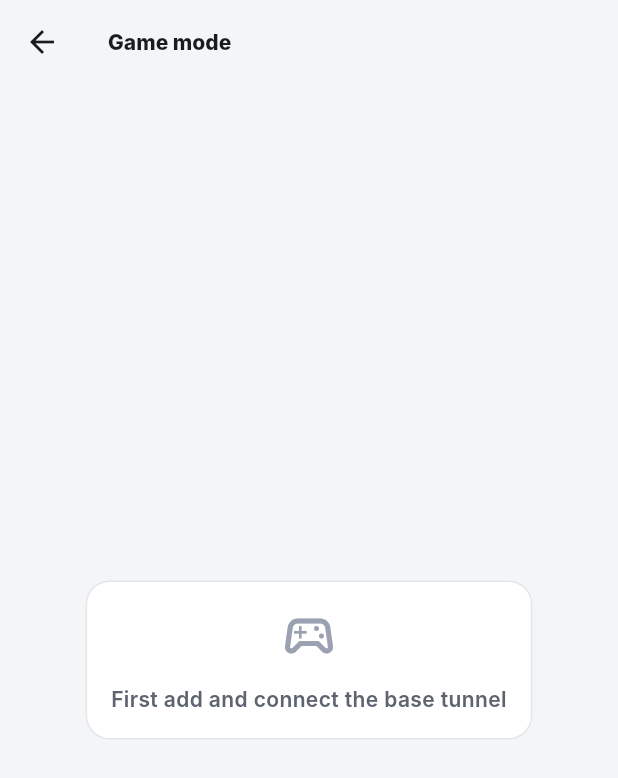
After one commit to fenjo26/Fibr, a Flutter app: the screen it shows after launch, after a tap on the "sports esports" icon, on a phone screen of 412 x 824 dp. The commit adds this screen. Shown: the top 778 px of the screen. Run offline on Flutter 3.47's test engine with Material 3 defaults, Android fonts, the phone set to English and light mode, and no system bars; our stand-ins replace shared_preferences; missing offline and left inert: mobile_scanner, wireguard_flutter; Roboto replaces fonts that are missing (Inter).

Commit message:
app: DNS protection status card + game tunnel mode
tunnel detail: DNS protection card — verdict from config (DNS == subnet
gateway), live probe GET /api/dns/status via gateway; game mode screen:
catalog GET /api/games + offline fallback snapshot, creates a second
WireGuard tunnel from the same peer with AllowedIPs of selected games
(dedup, 180-CIDR limit). wg parser: subnetGatewayV4/dnsPointsToTunnel +
render() for derived configs; l10n +18 keys ru/en; parser tests.

```diff
--- a/app/lib/l10n/app_localizations.dart
+++ b/app/lib/l10n/app_localizations.dart
@@ -94,6 +94,30 @@ class AppLocalizations {
     'errJoinBad': 'Не похоже на ссылку или код подключения',
     'errJoinVless':
         'Это Xray-устройство: приложение работает с WireGuard, ссылка vless:// — на странице кода',
+    // DNS protection
+    'dnsTitle': 'DNS-защита',
+    'dnsProtected': 'Защита включена',
+    'dnsOrdinary': 'Обычный DNS',
+    'dnsProfileHint': 'Профиль меняется в Mini App или админке',
+    'dnsProfileAdblock': 'adblock — блокировка рекламы и трекеров',
+    'dnsProfileFamily': 'family — реклама, взрослый контент и SafeSearch',
+    'dnsProfileUnknown': 'Профиль устройства неизвестен',
+    // Game mode
+    'gameMode': 'Игровой режим',
+    'gameNeedBaseTunnel': 'Сначала добавьте и включите основной туннель',
+    'gameIntro':
+        'Отдельный туннель только для игрового трафика: выберите игры — '
+        'и через VPN пойдут только их серверы, всё остальное — напрямую.',
+    'gameSwitchHint':
+        'Два туннеля с одного пира — нормально для WireGuard; перед игрой '
+        'включайте игровой вместо основного',
+    'gameSnapshotNote': 'Список игр — офлайн-снапшот; сервер отдаёт актуальный',
+    'gameCidrCount': '{n} подсетей',
+    'gameCreate': 'Создать игровой туннель',
+    'gameCreating': 'Создаю…',
+    'gameTunnelCreated': 'Игровой туннель создан',
+    'gameNoRoutes': 'Не удалось получить маршруты игр',
+    'gameCidrLimit': 'Слишком много подсетей ({n}) — обрезано до 180',
     // Common
     'btnConfig': 'Конфиг',
     'btnDelete': 'Удалить',
@@ -113,6 +137,9 @@ class AppLocalizations {
     'iosSplitNote':
         'Per-app VPN на iOS требует MDM-профиль — это ограничение Apple. '
         'В этой версии доступен только полный туннель.',
+    'splitNotAppliedYet':
+        'Выбор сохраняется, но пока не влияет на VPN: плагин WireGuard ещё '
+        'не даёт API для per-app режимов. Появится в следующей версии.',
     // Settings
     'theme': 'Тема',
     'themeSystem': 'Системная',
@@ -195,6 +222,30 @@ class AppLocalizations {
     'errJoinBad': 'This does not look like a join link or code',
     'errJoinVless':
         'This is an Xray device: the app speaks WireGuard; the vless:// link is on the code page',
+    // DNS protection
+    'dnsTitle': 'DNS protection',
+    'dnsProtected': 'Protection on',
+    'dnsOrdinary': 'Ordinary DNS',
+    'dnsProfileHint': 'The profile is changed in the Mini App or the admin panel',
+    'dnsProfileAdblock': 'adblock — blocks ads and trackers',
+    'dnsProfileFamily': 'family — ads, adult content and SafeSearch',
+    'dnsProfileUnknown': 'Device profile unknown',
+    // Game mode
+    'gameMode': 'Game mode',
+    'gameNeedBaseTunnel': 'First add and connect the base tunnel',
+    'gameIntro':
+        'A separate tunnel for game traffic only: pick games and only their '
+        'servers go through the VPN — everything else stays direct.',
+    'gameSwitchHint':
+        'Two tunnels from one peer is normal for WireGuard; before playing, '
+        'turn on the game tunnel instead of the base one',
+    'gameSnapshotNote': 'This game list is an offline snapshot; the server serves the up-to-date one',
+    'gameCidrCount': '{n} subnets',
+    'gameCreate': 'Create game tunnel',
+    'gameCreating': 'Creating…',
+    'gameTunnelCreated': 'Game tunnel created',
+    'gameNoRoutes': 'Could not fetch game routes',
+    'gameCidrLimit': 'Too many subnets ({n}) — trimmed to 180',
     // Common
     'btnConfig': 'Config',
     'btnDelete': 'Delete',
--- /dev/null
+++ b/app/lib/models/game.dart
@@ -0,0 +1,89 @@
+/// Game catalog model — one entry of `GET /api/games`
+/// (docs/dns-games.md §3) plus an offline snapshot used when the server
+/// is unreachable.
+library;
+
+/// One game of the catalog: id + bilingual name + how many subnets its
+/// routes span.
+class GameInfo {
+  const GameInfo({
+    required this.id,
+    required this.name,
+    required this.nameRu,
+    required this.cidrCount,
+  });
+
+  final String id;
+  final String name;
+  final String nameRu;
+  final int cidrCount;
+
+  /// English name by default, Russian when the UI is ru.
+  String displayName(String langCode) =>
+      langCode == 'ru' && nameRu.isNotEmpty ? nameRu : name;
+
+  factory GameInfo.fromJson(Map<String, dynamic> json) => GameInfo(
+        id: json['id']?.toString() ?? '',
+        name: json['name']?.toString() ?? '',
+        nameRu: json['name_ru']?.toString() ?? '',
+        cidrCount: (json['cidr_count'] as num?)?.toInt() ?? 0,
+      );
+}
+
+/// Offline snapshot of the catalog, shown when `GET /api/games` fails or
+/// returns nothing. Снапшот, сервер отдаёт актуальное (обновление раз в
+/// 24ч, docs/dns-games.md §2) — подсети здесь укорочены до нескольких
+/// характерных блоков, чтобы экран оставался рабочим офлайн.
+const kFallbackGames = <GameInfo>[
+  GameInfo(id: 'cs2', name: 'CS2', nameRu: 'CS2', cidrCount: 5),
+  GameInfo(id: 'dota2', name: 'Dota 2', nameRu: 'Dota 2', cidrCount: 5),
+  GameInfo(id: 'valorant', name: 'Valorant', nameRu: 'Valorant', cidrCount: 4),
+  GameInfo(id: 'lol', name: 'League of Legends', nameRu: 'League of Legends', cidrCount: 4),
+  GameInfo(id: 'fortnite', name: 'Fortnite', nameRu: 'Fortnite', cidrCount: 3),
+  GameInfo(id: 'minecraft', name: 'Minecraft', nameRu: 'Minecraft', cidrCount: 3),
+];
+
+/// Snapshot routes per game id — Valve blocks for CS2/Dota 2, Riot for
+/// Valorant/LoL, AWS chunks for Fortnite, OVH for Minecraft hosting.
+const _kFallbackCidrs = <String, List<String>>{
+  'cs2': [
+    '155.133.224.0/22', // Valve EU signaling
+    '155.133.228.0/22',
+    '146.66.152.0/21',
+    '185.25.180.0/22',
+    '103.10.124.0/23',
+  ],
+  'dota2': [
+    '146.66.155.0/24', // Valve Dota signaling
+    '146.66.156.0/22',
+    '155.133.236.0/22',
+    '155.133.240.0/22',
+    '45.121.184.0/22', // SEA relay
+  ],
+  'valorant': [
+    '162.249.72.0/21', // Riot AS6507
+    '64.7.194.0/24',
+    '103.240.192.0/22',
+    '162.249.80.0/22',
+  ],
+  'lol': [
+    '162.249.72.0/22', // Riot game servers
+    '64.7.194.0/24',
+    '103.240.192.0/22',
+    '192.64.174.0/24', // NA chat/login
+  ],
+  'fortnite': [
+    '18.204.0.0/14', // AWS us-east-1 chunks
+    '3.208.0.0/13',
+    '52.4.0.0/14',
+  ],
+  'minecraft': [
+    '51.83.128.0/17', // OVH hosting
+    '145.239.0.0/16',
+    '51.68.0.0/16',
+  ],
+};
+
+/// Subnets of [gameId] from the offline snapshot; empty when unknown —
+/// callers then drop the game from the route union.
+List<String> fallbackCidrs(String gameId) => _kFallbackCidrs[gameId] ?? const [];
--- a/app/lib/models/tunnel.dart
+++ b/app/lib/models/tunnel.dart
@@ -68,6 +68,14 @@ class Tunnel {
   String get allowedIpsLabel => parsed?.allowedIpsJoined ?? '—';
   String get serverKeyLabel => parsed?.primaryPeer?.publicKey ?? '—';
 
+  /// Gateway of the tunnel's IPv4 subnet (network address + 1) — where the
+  /// Fibr filtering resolver listens (docs/dns-games.md §1).
+  String? get subnetGateway => parsed?.subnetGatewayV4;
+
+  /// Whether the config's DNS points at the tunnel gateway (= Fibr's
+  /// filtering resolver) rather than a public one.
+  bool get dnsPointsToTunnel => parsed?.dnsPointsToTunnel ?? false;
+
   Tunnel copyWith({String? name, SplitTunnelMode? splitMode, List<String>? splitApps}) =>
       Tunnel(
         id: id,
--- /dev/null
+++ b/app/lib/screens/game_mode_screen.dart
@@ -0,0 +1,236 @@
+import 'package:flutter/material.dart';
+import 'package:provider/provider.dart';
+
+import '../l10n/app_localizations.dart';
+import '../models/game.dart';
+import '../models/tunnel.dart';
+import '../services/server_api_service.dart';
+import '../services/tunnel_service.dart';
+import '../services/wg_config_parser.dart';
+import '../theme/app_theme.dart';
+import '../widgets/fibr_widgets.dart';
+import 'tunnel_detail_screen.dart';
+
+/// Hard cap on the route union — WireGuard handles hundreds of AllowedIPs
+/// fine, but a runaway catalog should not silently build a monster config.
+const _kCidrLimit = 180;
+
+/// Game mode (docs/dns-games.md §2): a SECOND WireGuard tunnel from the
+/// same peer whose AllowedIPs are only the subnets of the selected games.
+/// Before playing the user switches to this tunnel instead of the base
+/// one — game traffic goes through the VPN, everything else stays direct.
+class GameModeScreen extends StatefulWidget {
+  const GameModeScreen({super.key});
+
+  @override
+  State<GameModeScreen> createState() => _GameModeScreenState();
+}
+
+class _GameModeScreenState extends State<GameModeScreen> {
+  List<GameInfo> _games = kFallbackGames;
+  bool _fromServer = false; // false → the snapshot note is shown
+  final Set<String> _selected = {};
+  bool _creating = false;
+
+  /// Catalog is fetched once per screen lifetime, from build (the gateway
+  /// only exists once a base tunnel is up); the token drops stale answers.
+  bool _catalogTried = false;
+  int _catalogToken = 0;
+
+  @override
+  Widget build(BuildContext context) {
+    final ctrl = context.watch<TunnelController>();
+    final base = ctrl.activeTunnel;
+    if (base == null) return _buildNoBase(context);
+
+    final l10n = AppLocalizations.of(context);
+    final gateway = base.subnetGateway;
+    if (gateway != null && !_catalogTried) {
+      _catalogTried = true; // one attempt, set synchronously in build
+      _loadCatalog(gateway);
+    }
+
+    return Scaffold(
+      appBar: AppBar(title: Text(l10n.t('gameMode'))),
+      body: ListView(
+        padding: const EdgeInsets.all(16),
+        children: [
+          FibrCard(
+            child: Column(
+              crossAxisAlignment: CrossAxisAlignment.start,
+              children: [
+                Text(
+                  l10n.t('gameIntro'),
+                  style: const TextStyle(fontWeight: FontWeight.w600),
+                ),
+                const SizedBox(height: 8),
+                Text(
+                  l10n.t('gameSwitchHint'),
+                  style: TextStyle(color: FibrColors.of(context).muted, fontSize: 12, fontWeight: FontWeight.w600),
+                ),
+              ],
+            ),
+          ),
+          if (!_fromServer) ...[
+            const SizedBox(height: 8),
+            Text(
+              l10n.t('gameSnapshotNote'),
+              style: TextStyle(color: FibrColors.of(context).faint, fontSize: 12),
+            ),
+          ],
+          const SizedBox(height: 8),
+          FibrCard(
+            padding: const EdgeInsets.symmetric(vertical: 4),
+            child: Column(
+              children: [
+                for (final game in _games)
+                  CheckboxListTile(
+                    value: _selected.contains(game.id),
+                    title: Text(game.displayName(l10n.langCode)),
+                    subtitle: Text(l10n.t('gameCidrCount', {'n': game.cidrCount})),
+                    dense: true,
+                    onChanged: _creating
+                        ? null
+                        : (_) => setState(() {
+                              if (!_selected.remove(game.id)) _selected.add(game.id);
+                            }),
+                  ),
+              ],
+            ),
+          ),
+          const SizedBox(height: 16),
+          FilledButton.icon(
+            onPressed: _selected.isEmpty || _creating
+                ? null
+                : () => _create(ctrl, base, l10n),
+            icon: _creating
+                ? const SizedBox(width: 16, height: 16, child: CircularProgressIndicator(strokeWidth: 2))
+                : const Icon(Icons.sports_esports_outlined),
+            label: Text(_creating ? l10n.t('gameCreating') : l10n.t('gameCreate')),
+          ),
+        ],
+      ),
+    );
+  }
+
+  /// Without a base tunnel there is nothing to derive a game tunnel from —
+  /// an explanation instead of a broken form.
+  Widget _buildNoBase(BuildContext context) {
+    final l10n = AppLocalizations.of(context);
+    final c = FibrColors.of(context);
+    return Scaffold(
+      appBar: AppBar(title: Text(l10n.t('gameMode'))),
+      body: Center(
+        child: SingleChildScrollView(
+          padding: const EdgeInsets.all(16),
+          child: FibrCard(
+            child: Column(
+              mainAxisSize: MainAxisSize.min,
+              children: [
+                Icon(Icons.sports_esports_outlined, size: 40, color: c.faint),
+                const SizedBox(height: 12),
+                Text(
+                  l10n.t('gameNeedBaseTunnel'),
+                  textAlign: TextAlign.center,
+                  style: TextStyle(color: c.muted, fontWeight: FontWeight.w600),
+                ),
+              ],
+            ),
+          ),
+        ),
+      ),
+    );
+  }
+
+  Future<void> _loadCatalog(String gateway) async {
+    final token = ++_catalogToken;
+    final games = await ServerApiService.fetchGames(gateway);
+    if (!mounted || token != _catalogToken) return;
+    if (games.isEmpty) return; // keep the snapshot (with its note)
+    setState(() {
+      _games = games;
+      _fromServer = true;
+    });
+  }
+
+  /// Builds and stores the game tunnel: same keys/endpoint as the base
+  /// tunnel's primary peer, AllowedIPs = the deduplicated union of the
+  /// selected games' subnets (server routes, snapshot as the fallback).
+  /// DNS is deliberately not written — the game tunnel routes, it does
+  /// not filter.
+  Future<void> _create(
+    TunnelController ctrl,
+    Tunnel base,
+    AppLocalizations l10n,
+  ) async {
+    final parsed = base.parsed;
+    final primary = parsed?.primaryPeer;
+    if (parsed == null || primary == null) return;
+    setState(() => _creating = true);
+    try {
+      // Catalog order, not set order — stable tunnel names.
+      final selectedIds =
+          _games.map((g) => g.id).where(_selected.contains).toList();
+      final gateway = base.subnetGateway;
+      final routes = gateway == null
+          ? const <String, List<String>>{}
+          : await ServerApiService.fetchGameRoutes(gateway, selectedIds);
+      final union = <String>{};
+      for (final id in selectedIds) {
+        final server = routes[id];
+        union.addAll(
+            server != null && server.isNotEmpty ? server : fallbackCidrs(id));
+      }
+      if (union.isEmpty) {
+        _snack(l10n.t('gameNoRoutes'));
+        return;
+      }
+      var cidrs = union.toList()..sort();
+      if (cidrs.length > _kCidrLimit) {
+        _snack(l10n.t('gameCidrLimit', {'n': cidrs.length}));
+        cidrs = cidrs.sublist(0, _kCidrLimit);
+      }
+
+      final config = WgConfigParser.render(WgConfig(
+        iface: WgInterface(
+          privateKey: parsed.iface.privateKey,
+          addresses: parsed.iface.addresses,
+        ),
+        peers: [
+          for (final p in parsed.peers)
+            identical(p, primary)
+                ? WgPeer(
+                    publicKey: p.publicKey,
+                    presharedKey: p.presharedKey,
+                    endpoint: p.endpoint,
+                    allowedIps: cidrs,
+                    persistentKeepalive: p.persistentKeepalive,
+                  )
+                : p,
+        ],
+      ));
+      final names = _games
+          .where((g) => _selected.contains(g.id))
+          .map((g) => g.displayName(l10n.langCode))
+          .join(', ');
+      final tunnel = Tunnel(id: Tunnel.newId(), name: '🎮 $names', config: config);
+      await ctrl.addTunnel(tunnel);
+      if (!mounted) return;
+      ScaffoldMessenger.of(context)
+          .showSnackBar(SnackBar(content: Text(l10n.t('gameTunnelCreated'))));
+      Navigator.of(context).push(
+        MaterialPageRoute<void>(
+          builder: (_) => TunnelDetailScreen(tunnelId: tunnel.id),
+        ),
+      );
+    } finally {
+      if (mounted) setState(() => _creating = false);
+    }
+  }
+
+  void _snack(String message) {
+    if (!mounted) return;
+    ScaffoldMessenger.of(context)
+        .showSnackBar(SnackBar(content: Text(message)));
+  }
+}
--- a/app/lib/screens/tunnel_list_screen.dart
+++ b/app/lib/screens/tunnel_list_screen.dart
@@ -6,6 +6,7 @@ import '../services/tunnel_service.dart';
 import '../theme/app_theme.dart';
 import '../widgets/fibr_widgets.dart';
 import 'add_tunnel_screen.dart';
+import 'game_mode_screen.dart';
 import 'settings_screen.dart';
 import 'tunnel_detail_screen.dart';
 
@@ -19,6 +20,13 @@ class TunnelListScreen extends StatelessWidget {
       appBar: AppBar(
         title: Text(l10n.t('appName')),
         actions: [
+          IconButton(
+            icon: const Icon(Icons.sports_esports_outlined),
+            tooltip: l10n.t('gameMode'),
+            onPressed: () => Navigator.of(context).push(
+              MaterialPageRoute<void>(builder: (_) => const GameModeScreen()),
+            ),
+          ),
           IconButton(
             icon: const Icon(Icons.settings_outlined),
             tooltip: l10n.t('settings'),
--- /dev/null
+++ b/app/lib/services/server_api_service.dart
@@ -0,0 +1,97 @@
+import 'dart:convert';
+import 'dart:io';
+
+import '../models/game.dart';
+
+/// Status of the Fibr DNS resolver behind the tunnel gateway — the answer
+/// of `GET http://<gateway>:8080/api/dns/status` (docs/dns-games.md §3).
+class DnsStatus {
+  const DnsStatus({required this.enabled, required this.defaultProfile});
+
+  final bool enabled;
+  final String defaultProfile; // off | adblock | family
+
+  factory DnsStatus.fromJson(Map<String, dynamic> json) => DnsStatus(
+        enabled: json['enabled'] == true,
+        defaultProfile: json['default_profile']?.toString() ?? 'off',
+      );
+}
+
+/// Fail-soft client for the Fibr server's public endpoints (the same ones
+/// the panel exposes, docs/dns-games.md §3), reached through the tunnel
+/// gateway. Every method returns null/empty on ANY error — the UI falls
+/// back to config-derived verdicts and the offline game snapshot.
+///
+/// dart:io HttpClient on purpose — no `package:http` dependency, same
+/// approach as join_service.dart.
+class ServerApiService {
+  static const _timeout = Duration(seconds: 3);
+  static const _port = 8080;
+
+  /// DNS-resolver status; null when unreachable/broken (the caller then
+  /// judges by the config alone).
+  static Future<DnsStatus?> fetchDnsStatus(String gateway) async {
+    final json = await _getJson('${_base(gateway)}/api/dns/status');
+    if (json is! Map<String, dynamic>) return null;
+    return DnsStatus.fromJson(json);
+  }
+
+  /// Game catalog; empty on any failure (use the offline snapshot then).
+  static Future<List<GameInfo>> fetchGames(String gateway) async {
+    final json = await _getJson('${_base(gateway)}/api/games');
+    if (json is! List) return const [];
+    return json
+        .whereType<Map>()
+        .map((m) => GameInfo.fromJson(Map<String, dynamic>.from(m)))
+        .where((g) => g.id.isNotEmpty)
+        .toList();
+  }
+
+  /// Per-game subnets: `{game_id: [cidr...]}`. Empty map on any failure —
+  /// callers merge the offline snapshot routes instead.
+  static Future<Map<String, List<String>>> fetchGameRoutes(
+    String gateway,
+    List<String> ids,
+  ) async {
+    if (ids.isEmpty) return const {};
+    final json = await _getJson(
+        '${_base(gateway)}/api/games/routes?ids=${ids.join(',')}');
+    if (json is! Map<String, dynamic>) return const {};
+    final routes = <String, List<String>>{};
+    for (final e in json.entries) {
+      if (e.value is! List) continue;
+      final cidrs = (e.value as List)
+          .whereType<String>()
+          .map((s) => s.trim())
+          .where((s) => s.isNotEmpty)
+          .toList();
+      if (cidrs.isNotEmpty) routes[e.key] = cidrs;
+    }
+    return routes;
+  }
+
+  /// Base URL on the gateway; an IPv6 literal needs brackets in a URL.
+  static String _base(String gateway) {
+    final host = gateway.contains(':') ? '[$gateway]' : gateway;
+    return 'http://$host:$_port';
+  }
+
+  /// GET → decoded JSON (a List or a Map), or null on any error. Three
+  /// timeout stages (connect, response, body) + connectionTimeout, and the
+  /// client is always force-closed — one-shot calls, no keep-alive leaks.
+  static Future<Object?> _getJson(String url) async {
+    final client = HttpClient()..connectionTimeout = _timeout;
+    try {
+      final uri = Uri.parse(url);
+      final req = await client.getUrl(uri).timeout(_timeout);
+      final res = await req.close().timeout(_timeout);
+      final body = await res.transform(utf8.decoder).join().timeout(_timeout);
+      if (res.statusCode != 200 || body.isEmpty) return null;
+      return const JsonDecoder().convert(body);
+    } on Exception {
+      return null; // fail-soft: timeouts, sockets, bad JSON — all the same
+    } finally {
+      client.close(force: true);
+    }
+  }
+}
```
Also changed, not shown: app/lib/screens/tunnel_detail_screen.dart (+102 -0 lines), app/lib/services/wg_config_parser.dart (+121 -0 lines), 2 other files.
